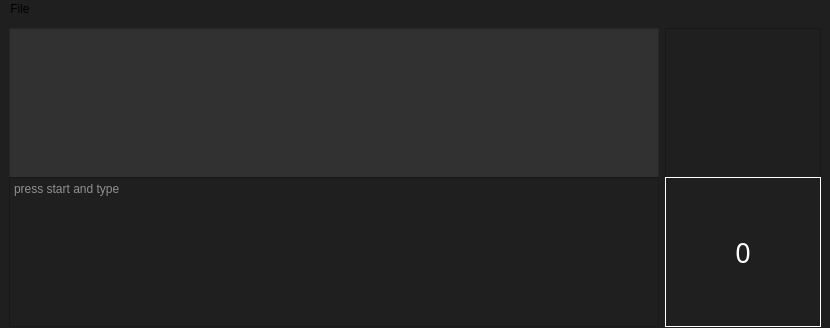
Qt form mainwindow.ui (Exodus76/typeraceapp) before a commit.
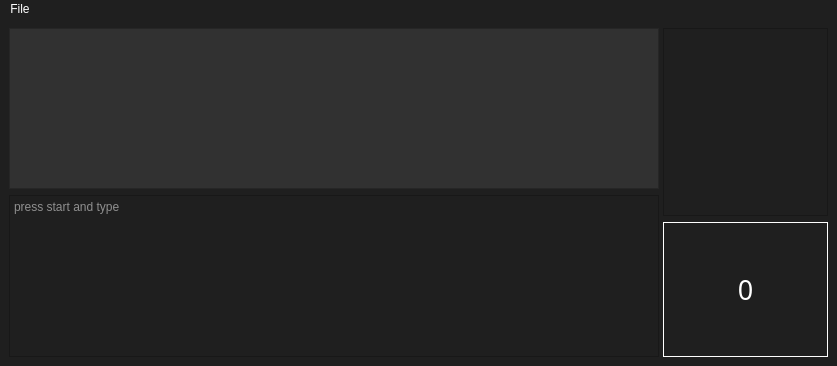
The same form after that commit.

Commit message: added and improved the reload functionality

```diff
--- a/mainwindow.ui
+++ b/mainwindow.ui
@@ -6,8 +6,8 @@
    <rect>
     <x>0</x>
     <y>0</y>
-    <width>830</width>
-    <height>328</height>
+    <width>837</width>
+    <height>366</height>
    </rect>
   </property>
   <property name="sizePolicy">
@@ -22,6 +22,12 @@
     <height>150</height>
    </size>
   </property>
+  <property name="maximumSize">
+   <size>
+    <width>16777215</width>
+    <height>16777215</height>
+   </size>
+  </property>
   <property name="contextMenuPolicy">
    <enum>Qt::NoContextMenu</enum>
   </property>
@@ -29,7 +35,8 @@
    <string>MainWindow</string>
   </property>
   <property name="styleSheet">
-   <string notr="true">background-color: rgb(31, 31, 31);</string>
+   <string notr="true">background-color: rgb(31, 31, 31);
+color: white;</string>
   </property>
   <widget class="QWidget" name="centralwidget">
    <property name="minimumSize">
@@ -38,6 +45,12 @@
      <height>0</height>
     </size>
    </property>
+   <property name="maximumSize">
+    <size>
+     <width>16777215</width>
+     <height>16777215</height>
+    </size>
+   </property>
    <property name="styleSheet">
     <string notr="true"/>
    </property>
@@ -97,8 +110,8 @@
        <widget class="QGraphicsView" name="graphicsView">
         <property name="minimumSize">
          <size>
-          <width>150</width>
-          <height>150</height>
+          <width>165</width>
+          <height>165</height>
          </size>
         </property>
         <property name="maximumSize">
@@ -114,7 +127,7 @@
         <property name="minimumSize">
          <size>
           <width>150</width>
-          <height>150</height>
+          <height>135</height>
          </size>
         </property>
         <property name="maximumSize">
@@ -167,10 +180,16 @@
     <rect>
      <x>0</x>
      <y>0</y>
-     <width>830</width>
+     <width>837</width>
      <height>21</height>
     </rect>
    </property>
+   <property name="maximumSize">
+    <size>
+     <width>16777215</width>
+     <height>16777215</height>
+    </size>
+   </property>
    <widget class="QMenu" name="menuFile">
     <property name="title">
      <string>File</string>
```
The commit also changes 2 other files.
